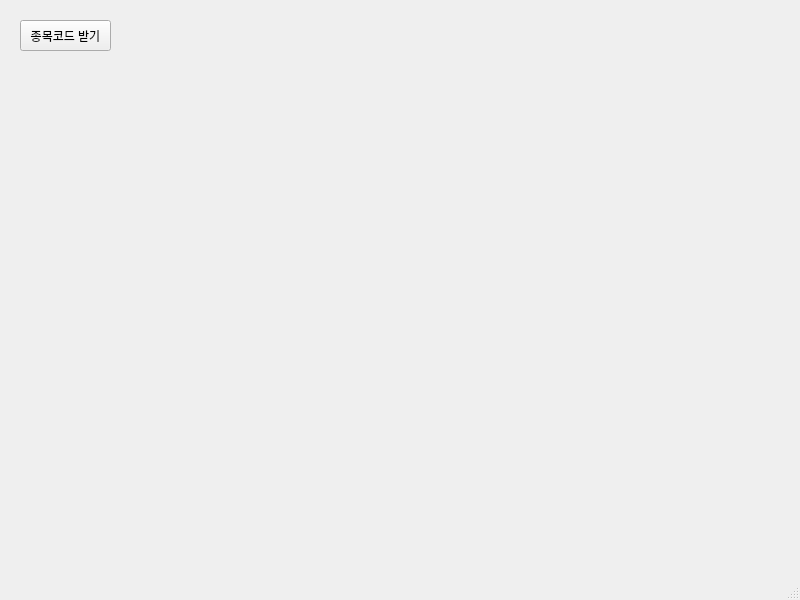
The window that prototype.ui (soochox/stock) describes before a commit, drawn with Qt 5.
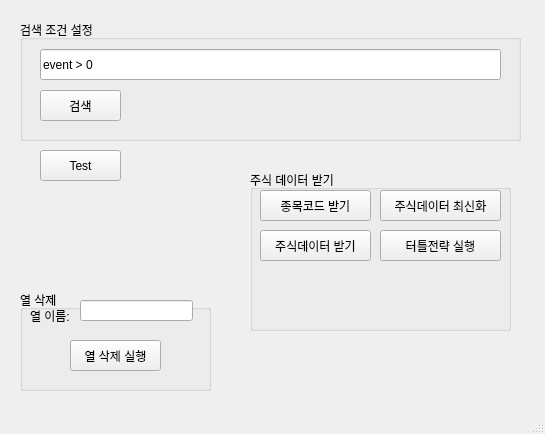
The same window after the commit.

What changed in the file:
```diff
--- a/prototype.ui
+++ b/prototype.ui
@@ -6,25 +6,178 @@
    <rect>
     <x>0</x>
     <y>0</y>
-    <width>800</width>
-    <height>600</height>
+    <width>545</width>
+    <height>434</height>
    </rect>
   </property>
   <property name="windowTitle">
    <string>MainWindow</string>
   </property>
   <widget class="QWidget" name="centralwidget">
-   <widget class="QPushButton" name="pushButton">
+   <widget class="QGroupBox" name="groupBox">
     <property name="geometry">
      <rect>
       <x>20</x>
       <y>20</y>
-      <width>91</width>
+      <width>501</width>
+      <height>121</height>
+     </rect>
+    </property>
+    <property name="title">
+     <string>검색 조건 설정</string>
+    </property>
+    <widget class="QLineEdit" name="lineEdit">
+     <property name="geometry">
+      <rect>
+       <x>20</x>
+       <y>29</y>
+       <width>461</width>
+       <height>31</height>
+      </rect>
+     </property>
+     <property name="text">
+      <string>event &gt; 0</string>
+     </property>
+    </widget>
+    <widget class="QPushButton" name="pushButton_2">
+     <property name="geometry">
+      <rect>
+       <x>20</x>
+       <y>70</y>
+       <width>81</width>
+       <height>31</height>
+      </rect>
+     </property>
+     <property name="text">
+      <string>검색</string>
+     </property>
+    </widget>
+   </widget>
+   <widget class="QGroupBox" name="groupBox_2">
+    <property name="geometry">
+     <rect>
+      <x>20</x>
+      <y>290</y>
+      <width>191</width>
+      <height>101</height>
+     </rect>
+    </property>
+    <property name="title">
+     <string>열 삭제</string>
+    </property>
+    <widget class="QLineEdit" name="lineEdit_2">
+     <property name="geometry">
+      <rect>
+       <x>60</x>
+       <y>10</y>
+       <width>113</width>
+       <height>21</height>
+      </rect>
+     </property>
+    </widget>
+    <widget class="QPushButton" name="pushButton_4">
+     <property name="geometry">
+      <rect>
+       <x>50</x>
+       <y>50</y>
+       <width>91</width>
+       <height>31</height>
+      </rect>
+     </property>
+     <property name="text">
+      <string>열 삭제 실행</string>
+     </property>
+    </widget>
+    <widget class="QLabel" name="label">
+     <property name="geometry">
+      <rect>
+       <x>10</x>
+       <y>20</y>
+       <width>56</width>
+       <height>12</height>
+      </rect>
+     </property>
+     <property name="text">
+      <string>열 이름: </string>
+     </property>
+    </widget>
+   </widget>
+   <widget class="QGroupBox" name="groupBox_3">
+    <property name="geometry">
+     <rect>
+      <x>250</x>
+      <y>170</y>
+      <width>261</width>
+      <height>161</height>
+     </rect>
+    </property>
+    <property name="title">
+     <string>주식 데이터 받기</string>
+    </property>
+    <widget class="QPushButton" name="pushButton">
+     <property name="geometry">
+      <rect>
+       <x>10</x>
+       <y>20</y>
+       <width>111</width>
+       <height>31</height>
+      </rect>
+     </property>
+     <property name="text">
+      <string>종목코드 받기</string>
+     </property>
+    </widget>
+    <widget class="QPushButton" name="pushButton_3">
+     <property name="geometry">
+      <rect>
+       <x>130</x>
+       <y>20</y>
+       <width>121</width>
+       <height>31</height>
+      </rect>
+     </property>
+     <property name="text">
+      <string>주식데이터 최신화</string>
+     </property>
+    </widget>
+    <widget class="QPushButton" name="pushButton_5">
+     <property name="geometry">
+      <rect>
+       <x>10</x>
+       <y>60</y>
+       <width>111</width>
+       <height>31</height>
+      </rect>
+     </property>
+     <property name="text">
+      <string>주식데이터 받기</string>
+     </property>
+    </widget>
+    <widget class="QPushButton" name="pushButton_7">
+     <property name="geometry">
+      <rect>
+       <x>130</x>
+       <y>60</y>
+       <width>121</width>
+       <height>31</height>
+      </rect>
+     </property>
+     <property name="text">
+      <string>터틀전략 실행</string>
+     </property>
+    </widget>
+   </widget>
+   <widget class="QPushButton" name="pushButton_6">
+    <property name="geometry">
+     <rect>
+      <x>40</x>
+      <y>150</y>
+      <width>81</width>
       <height>31</height>
      </rect>
     </property>
     <property name="text">
-     <string>종목코드 받기</string>
+     <string>Test</string>
     </property>
    </widget>
   </widget>
```
Left out of the diff: 2 changed lines with no effect on the pictures.
